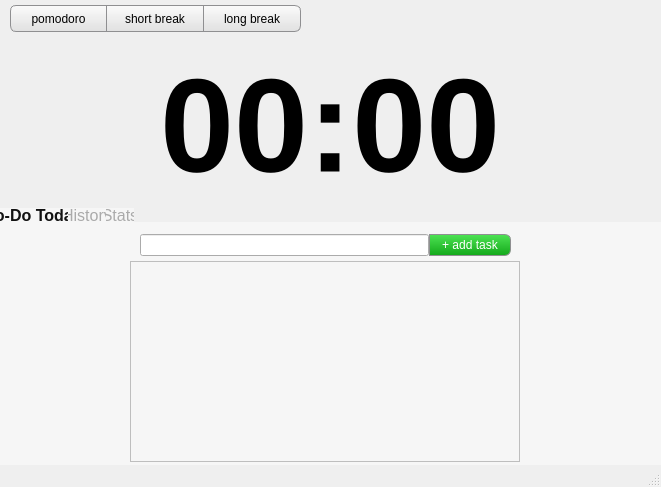
diegoponciano/Pomotimer, file pomolib/mainwindow.ui: the form before one commit.
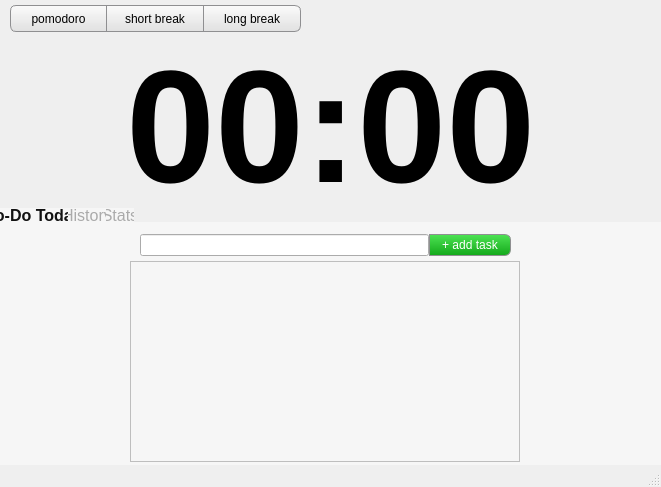
The form after the commit. Icons and pictures are not drawn.

Commit message: fix top icon asset's path and window title caption

What changed in the file:
```diff
--- a/pomolib/mainwindow.ui
+++ b/pomolib/mainwindow.ui
@@ -135,7 +135,7 @@
       <x>0</x>
       <y>46</y>
       <width>661</width>
-      <height>159</height>
+      <height>161</height>
      </rect>
     </property>
     <layout class="QGridLayout" name="StartGrid">
@@ -170,7 +170,7 @@
        <property name="styleSheet">
         <string notr="true">QLabel {
 	color: black;
-	font-size: 100pt;
+	font-size: 120pt;
 	font-family: &quot;PT Sans&quot;;
 	font-weight: bold;
 	padding:0;
```
Left out of the diff: 2 changed lines with no effect on the pictures. The commit also changes 3 other files.
